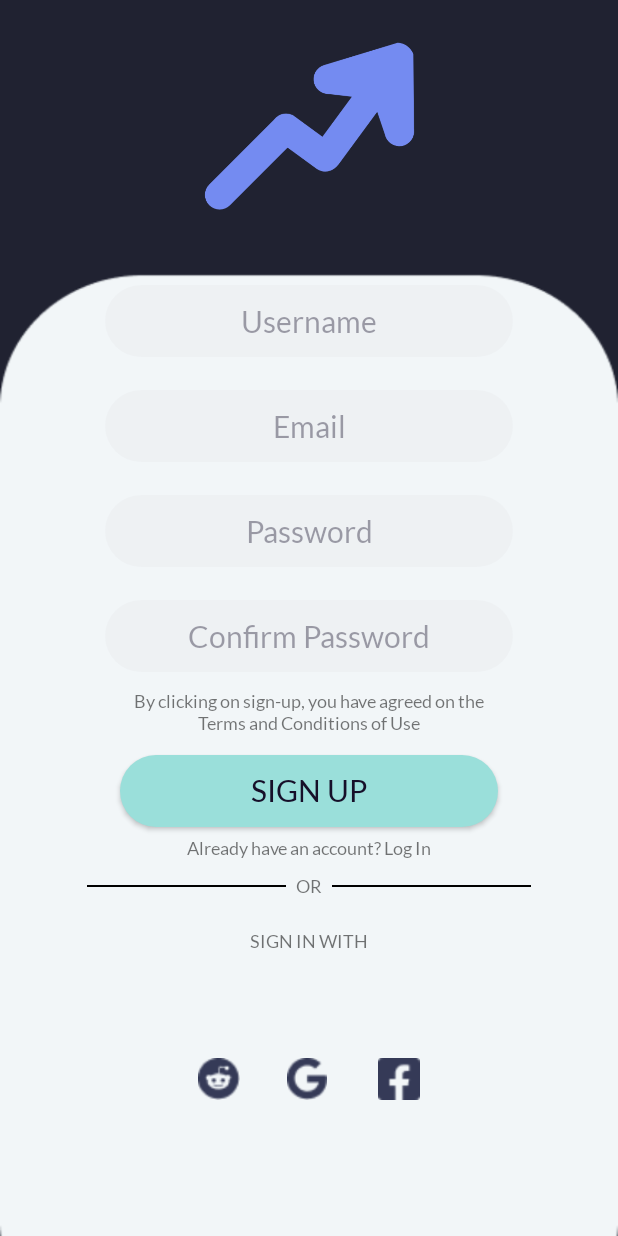
After one commit to YouDontSayIt-dev/Investor-Article-Summarization-Program, an Android app: the signup screen opened directly, with no data from a screen before it, on a phone screen of 412 x 824 dp. The commit adds this screen. Run offline under Robolectric (Android 15) with nearby library versions, the phone set to English and light mode, and no system bars.

Commit message:
Created sign in activity page

```diff
--- a/app/src/main/AndroidManifest.xml
+++ b/app/src/main/AndroidManifest.xml
@@ -12,9 +12,12 @@
         android:theme="@style/Theme.App"
         tools:targetApi="31">
         <activity
+            android:name=".signup"
+            android:exported="false" />
+        <activity
             android:name=".welcomeScreen"
             android:exported="false"
-            android:label="WelcomeScreen"/>
+            android:label="WelcomeScreen" />
         <activity
             android:name=".MainActivity"
             android:exported="true">
--- /dev/null
+++ b/app/src/main/java/com/example/app/signup.java
@@ -0,0 +1,14 @@
+package com.example.app;
+
+import androidx.appcompat.app.AppCompatActivity;
+
+import android.os.Bundle;
+
+public class signup extends AppCompatActivity {
+
+    @Override
+    protected void onCreate(Bundle savedInstanceState) {
+        super.onCreate(savedInstanceState);
+        setContentView(R.layout.activity_signup);
+    }
+}
--- a/app/src/main/java/com/example/app/welcomeScreen.java
+++ b/app/src/main/java/com/example/app/welcomeScreen.java
@@ -2,13 +2,25 @@ package com.example.app;
 
 import androidx.appcompat.app.AppCompatActivity;
 
-import android.os.Bundle;
+import android.os.*;
+import android.view.View;
+import android.widget.Button;
+import android.content.Intent;
 
 public class welcomeScreen extends AppCompatActivity {
-
     @Override
     protected void onCreate(Bundle savedInstanceState) {
         super.onCreate(savedInstanceState);
         setContentView(R.layout.activity_welcome_screen);
+
+        Button button = findViewById(R.id.btn_signup);
+        button.setOnClickListener(new View.OnClickListener() {
+            @Override
+            public void onClick(View view) {
+                Intent intent = new Intent(welcomeScreen.this,signup.class);
+                startActivity(intent);
+                finish();
+            }
+        });
     }
 }
--- /dev/null
+++ b/app/src/main/res/layout/activity_signup.xml
@@ -0,0 +1,245 @@
+<?xml version="1.0" encoding="utf-8"?>
+<RelativeLayout xmlns:android="http://schemas.android.com/apk/res/android"
+    xmlns:app="http://schemas.android.com/apk/res-auto"
+    xmlns:tools="http://schemas.android.com/tools"
+    android:layout_width="match_parent"
+    android:layout_height="match_parent"
+    tools:context=".signup"
+    android:background="@drawable/signup">
+
+    <ImageView
+        android:id="@+id/logo2"
+        android:layout_width="158sp"
+        android:layout_height="158sp"
+        android:layout_alignParentStart="true"
+        android:layout_alignParentTop="true"
+        android:layout_alignParentEnd="true"
+        android:layout_marginStart="110dp"
+        android:layout_marginTop="5dp"
+        android:layout_marginEnd="110dp"
+        app:srcCompat="@drawable/blue" />
+
+    <EditText
+        android:id="@+id/usernameInput"
+        android:layout_width="274sp"
+        android:layout_height="48sp"
+        android:layout_alignParentStart="true"
+        android:layout_alignParentTop="true"
+        android:layout_alignParentEnd="true"
+        android:layout_marginStart="70dp"
+        android:layout_marginTop="190dp"
+        android:layout_marginEnd="70dp"
+        android:ems="10"
+        android:inputType="text"
+        android:background="@drawable/rounded_corner_1"
+        android:fontFamily="@font/lato"
+        android:text="Username"
+        android:textAlignment="center"
+        android:textColor="@color/button_text"
+        android:textSize="20dp"
+        android:alpha="0.4"/>
+
+    <EditText
+        android:id="@+id/emailInput"
+        android:layout_width="274sp"
+        android:layout_height="48sp"
+        android:layout_alignParentStart="true"
+        android:layout_alignParentTop="true"
+        android:layout_alignParentEnd="true"
+        android:layout_marginStart="70dp"
+        android:layout_marginTop="260dp"
+        android:layout_marginEnd="70dp"
+        android:ems="10"
+        android:inputType="textEmailAddress"
+        android:background="@drawable/rounded_corner_1"
+        android:fontFamily="@font/lato"
+        android:text="Email"
+        android:textAlignment="center"
+        android:textColor="@color/button_text"
+        android:textSize="20dp"
+        android:alpha="0.4"/>
+
+    <EditText
+        android:id="@+id/passwordInput"
+        android:layout_width="274sp"
+        android:layout_height="48sp"
+        android:layout_alignParentStart="true"
+        android:layout_alignParentTop="true"
+        android:layout_alignParentEnd="true"
+        android:layout_marginStart="70dp"
+        android:layout_marginTop="330dp"
+        android:layout_marginEnd="70dp"
+        android:ems="10"
+        android:inputType="text"
+        android:background="@drawable/rounded_corner_1"
+        android:fontFamily="@font/lato"
+        android:text="Password"
+        android:textAlignment="center"
+        android:textColor="@color/button_text"
+        android:textSize="20dp"
+        android:alpha="0.4"/>
+
+    <EditText
+        android:id="@+id/confirmpasswordInput"
+        android:layout_width="274sp"
+        android:layout_height="48sp"
+        android:layout_alignParentStart="true"
+        android:layout_alignParentTop="true"
+        android:layout_alignParentEnd="true"
+        android:layout_marginStart="70dp"
+        android:layout_marginTop="400dp"
+        android:layout_marginEnd="70dp"
+        android:ems="10"
+        android:inputType="text"
+        android:background="@drawable/rounded_corner_1"
+        android:fontFamily="@font/lato"
+        android:text="Confirm Password"
+        android:textAlignment="center"
+        android:textColor="@color/button_text"
+        android:textSize="20dp"
+        android:alpha="0.4"/>
+
+    <TextView
+        android:id="@+id/textView"
+        android:layout_width="wrap_content"
+        android:layout_height="wrap_content"
+        android:layout_alignParentStart="true"
+        android:layout_alignParentTop="true"
+        android:layout_alignParentEnd="true"
+        android:layout_marginStart="80dp"
+        android:layout_marginTop="460dp"
+        android:layout_marginEnd="80dp"
+        android:textAlignment="center"
+        android:fontFamily="@font/lato"
+        android:textSize="12dp"
+        android:text="By clicking on sign-up, you have agreed on the Terms and Conditions of Use" />
+
+    <Button
+        android:id="@+id/btn_signin"
+        android:layout_width="200dp"
+        android:layout_height="wrap_content"
+        android:layout_alignParentStart="true"
+        android:layout_alignParentTop="true"
+        android:layout_alignParentEnd="true"
+        android:layout_marginStart="80dp"
+        android:layout_marginTop="503dp"
+        android:layout_marginEnd="80dp"
+        android:layout_marginBottom="180dp"
+        android:background="@drawable/rounded_corner_2"
+        android:fontFamily="@font/lato"
+        android:text="Sign up"
+        android:textColor="@color/button_text"
+        android:textSize="20dp" />
+
+    <TextView
+        android:id="@+id/textView"
+        android:layout_width="wrap_content"
+        android:layout_height="wrap_content"
+        android:layout_alignParentStart="true"
+        android:layout_alignParentTop="true"
+        android:layout_alignParentEnd="true"
+        android:layout_marginStart="80dp"
+        android:layout_marginTop="558dp"
+        android:layout_marginEnd="80dp"
+        android:textAlignment="center"
+        android:fontFamily="@font/lato"
+        android:textSize="12dp"
+        android:text="Already have an account? Log In" />
+
+    <View
+        android:layout_width="wrap_content"
+        android:layout_height="1dp"
+        android:layout_alignParentStart="true"
+        android:layout_alignParentTop="true"
+        android:layout_alignParentEnd="true"
+        android:layout_marginStart="58dp"
+        android:layout_marginTop="590dp"
+        android:layout_marginEnd="221dp"
+        android:background="@color/black"
+        />
+
+    <TextView
+        android:id="@+id/textView"
+        android:layout_width="wrap_content"
+        android:layout_height="wrap_content"
+        android:layout_alignParentStart="true"
+        android:layout_alignParentTop="true"
+        android:layout_alignParentEnd="true"
+        android:layout_marginStart="80dp"
+        android:layout_marginTop="583dp"
+        android:layout_marginEnd="80dp"
+        android:textAlignment="center"
+        android:fontFamily="@font/lato"
+        android:textSize="12dp"
+        android:text="OR" />
+
+    <View
+        android:layout_width="wrap_content"
+        android:layout_height="1dp"
+        android:layout_alignParentStart="true"
+        android:layout_alignParentTop="true"
+        android:layout_alignParentEnd="true"
+        android:layout_marginStart="221dp"
+        android:layout_marginTop="590dp"
+        android:layout_marginEnd="58dp"
+        android:background="@color/black"
+        />
+
+    <TextView
+        android:id="@+id/textView"
+        android:layout_width="wrap_content"
+        android:layout_height="wrap_content"
+        android:layout_alignParentStart="true"
+        android:layout_alignParentTop="true"
+        android:layout_alignParentEnd="true"
+        android:layout_marginStart="80dp"
+        android:layout_marginTop="620dp"
+        android:layout_marginEnd="80dp"
+        android:textAlignment="center"
+        android:fontFamily="@font/lato"
+        android:textSize="12dp"
+        android:text="SIGN IN WITH" />
+
+    <ImageView
+        android:id="@+id/reddit"
+        android:layout_width="26sp"
+        android:layout_height="26sp"
+        android:layout_alignParentStart="true"
+        android:layout_alignParentTop="true"
+        android:layout_alignParentEnd="true"
+        android:layout_alignParentBottom="true"
+        android:layout_marginStart="132dp"
+        android:layout_marginTop="650dp"
+        android:layout_marginEnd="252dp"
+        android:layout_marginBottom="35dp"
+        app:srcCompat="@drawable/reddit" />
+
+    <ImageView
+        android:id="@+id/google"
+        android:layout_width="26sp"
+        android:layout_height="26sp"
+        android:layout_alignParentStart="true"
+        android:layout_alignParentTop="true"
+        android:layout_alignParentEnd="true"
+        android:layout_alignParentBottom="true"
+        android:layout_marginStart="191dp"
+        android:layout_marginTop="650dp"
+        android:layout_marginEnd="194dp"
+        android:layout_marginBottom="35dp"
+        app:srcCompat="@drawable/google" />
+
+    <ImageView
+        android:id="@+id/facebook"
+        android:layout_width="26sp"
+        android:layout_height="26sp"
+        android:layout_alignParentStart="true"
+        android:layout_alignParentTop="true"
+        android:layout_alignParentEnd="true"
+        android:layout_alignParentBottom="true"
+        android:layout_marginStart="252dp"
+        android:layout_marginTop="650dp"
+        android:layout_marginEnd="132dp"
+        android:layout_marginBottom="35dp"
+        app:srcCompat="@drawable/facebook" />
+
+</RelativeLayout>
--- a/app/src/main/res/layout/activity_welcome_screen.xml
+++ b/app/src/main/res/layout/activity_welcome_screen.xml
@@ -15,9 +15,9 @@
         android:layout_alignParentTop="true"
         android:layout_alignParentEnd="true"
         android:layout_marginStart="110dp"
-        android:layout_marginTop="200dp"
+        android:layout_marginTop="140dp"
         android:layout_marginEnd="110dp"
-        app:srcCompat="@drawable/blue"/>
+        app:srcCompat="@drawable/blue" />
 
     <Button
         android:id="@+id/btn_signup"
```
Also changed, not shown: app/src/main/res/drawable/signup.png (added).
